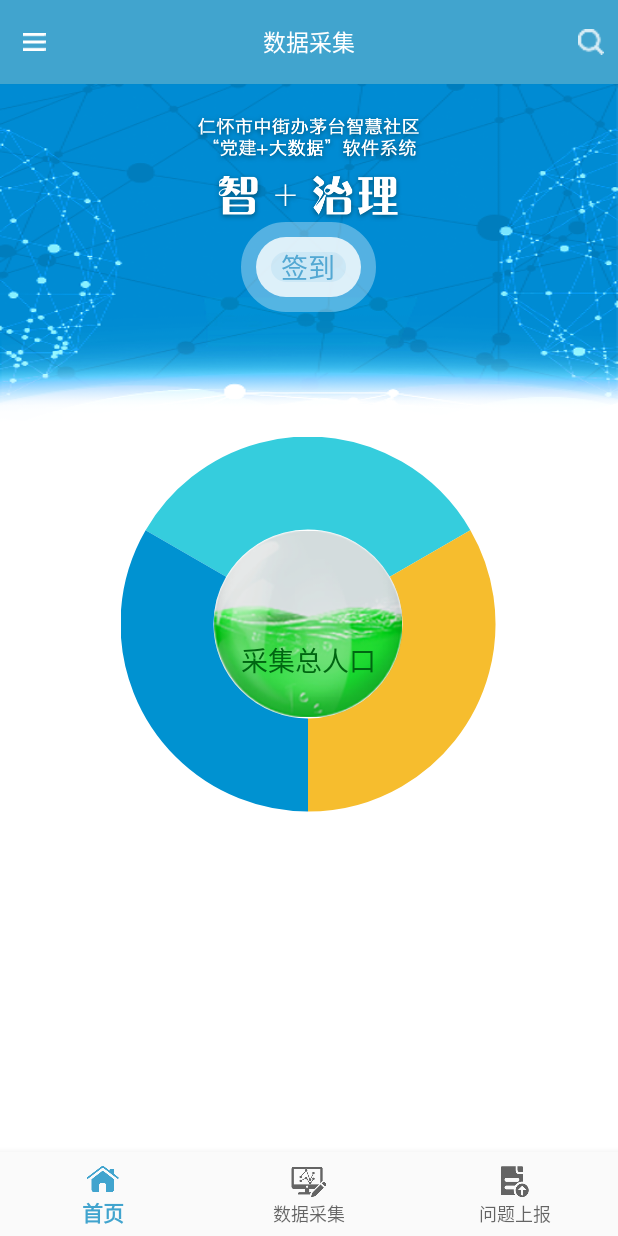
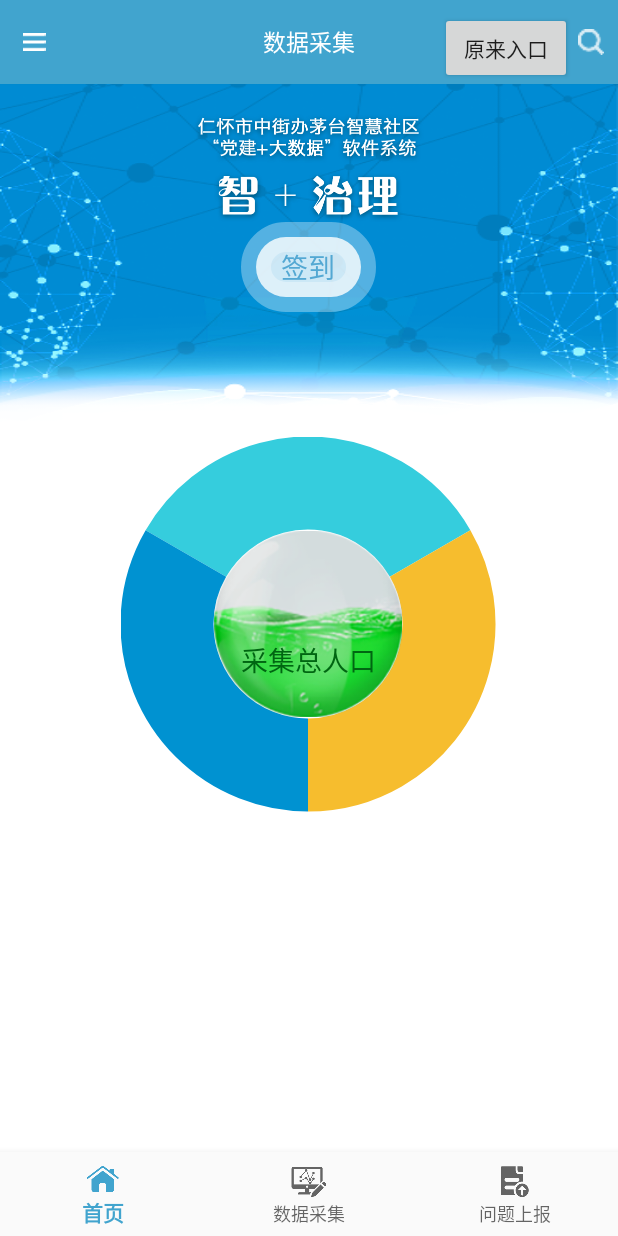
Before and after one commit to gdky005/ZKInfoCollectPro, an Android app: the screen it shows after launch (HomeActivity), after a tap on an icon or button, on a phone screen of 412 x 824 dp. Run offline under Robolectric (Android 15) with nearby library versions, the light colour scheme and no system bars; our stand-ins replace ButterKnife, Dagger/Hilt's generated code; libraries missing offline, so code that uses them is left out: com.baidu.mapapi, com.blankj.utilcode, com.facebook.drawee; 7 statements that could not run were skipped.

Commit message:
1. 在首界面添加测试入口。

```diff
--- a/app/src/main/java/cc/zkteam/zkinfocollectpro/fragment/SignInFragment.java
+++ b/app/src/main/java/cc/zkteam/zkinfocollectpro/fragment/SignInFragment.java
@@ -6,6 +6,7 @@ import android.support.v7.widget.Toolbar;
 import android.text.TextUtils;
 import android.view.Gravity;
 import android.view.View;
+import android.widget.Button;
 import android.widget.ImageView;
 import android.widget.LinearLayout;
 import android.widget.RelativeLayout;
@@ -17,11 +18,13 @@ import java.util.List;
 import butterknife.BindView;
 import butterknife.OnClick;
 import cc.zkteam.zkinfocollectpro.R;
+import cc.zkteam.zkinfocollectpro.activity.MainActivity;
 import cc.zkteam.zkinfocollectpro.api.ZHApi;
 import cc.zkteam.zkinfocollectpro.base.BaseFragment;
 import cc.zkteam.zkinfocollectpro.bean.ZHBaseBean;
 import cc.zkteam.zkinfocollectpro.bean.ZHTongJiBean;
 import cc.zkteam.zkinfocollectpro.managers.ZHConnectionManager;
+import cc.zkteam.zkinfocollectpro.utils.PageCtrl;
 import cc.zkteam.zkinfocollectpro.view.ZKImageView;
 import retrofit2.Call;
 import retrofit2.Callback;
@@ -77,6 +80,8 @@ public class SignInFragment extends BaseFragment {
     TextView tvAboutQuit;
     @BindView(R.id.drawer_layout)
     DrawerLayout drawerLayout;
+    @BindView(R.id.test_btn)
+    Button testBtn;
 
     private ZHApi zhApi;
 
@@ -162,7 +167,7 @@ public class SignInFragment extends BaseFragment {
     }
 
     @OnClick({R.id.img_personal_info_about, R.id.img_personal_info_search, R.id.tv_sign, R.id.tv_sign_success_submit,
-            R.id.tv_about_message, R.id.tv_about_setting, R.id.tv_about_quit})
+            R.id.tv_about_message, R.id.tv_about_setting, R.id.tv_about_quit, R.id.test_btn})
     public void onViewClicked(View view) {
         switch (view.getId()) {
             case R.id.img_personal_info_about:
@@ -182,6 +187,9 @@ public class SignInFragment extends BaseFragment {
             case R.id.tv_about_setting:
                 break;
             case R.id.tv_about_quit:
+                break;
+            case R.id.test_btn:
+                PageCtrl.startActivity(getActivity(), MainActivity.class);
                 break;
         }
     }
@@ -206,4 +214,5 @@ public class SignInFragment extends BaseFragment {
         });
 
     }
+
 }
--- a/app/src/main/res/layout/fragment_sign.xml
+++ b/app/src/main/res/layout/fragment_sign.xml
@@ -43,6 +43,15 @@
                 android:layout_marginRight="5dp"
                 android:padding="4dp"
                 android:src="@drawable/icon_search" />
+
+            <Button
+                android:id="@+id/test_btn"
+                android:layout_width="wrap_content"
+                android:layout_height="wrap_content"
+                android:layout_alignParentBottom="true"
+                android:layout_toLeftOf="@+id/img_personal_info_search"
+                android:layout_toStartOf="@+id/img_personal_info_search"
+                android:text="原来入口"/>
 
         </RelativeLayout>
     </android.support.v7.widget.Toolbar>
```
